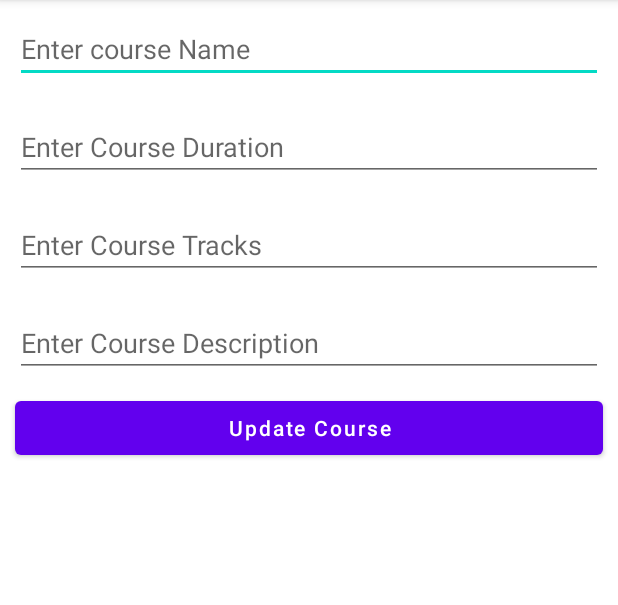
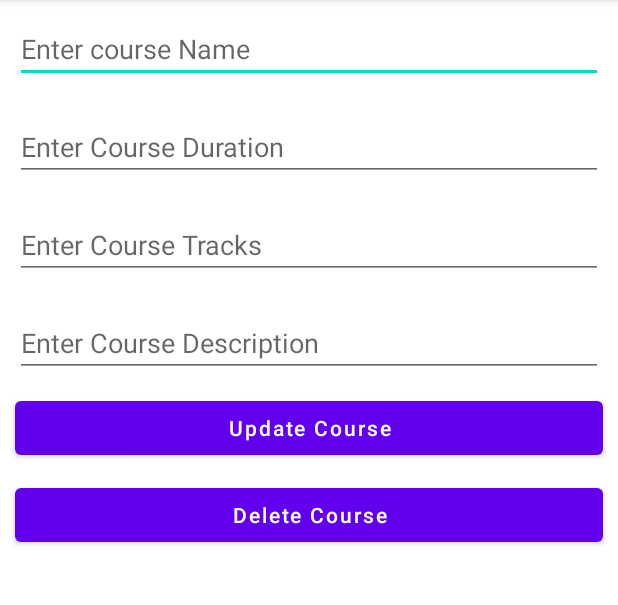
Before and after one commit to bxhuynh/CT312H-practice, an Android app: the UpdateCourseActivity screen opened directly, with no data from a screen before it, on a phone screen of 412 x 824 dp, the part 84-689 px from its top. Run offline under Robolectric (Android 15) with nearby library versions, the phone set to English and light mode, and no system bars.

Commit message:
lab 10: delete data

```diff
--- a/Lab9/app/src/main/java/com/example/lab9/UpdateCourseActivity.java
+++ b/Lab9/app/src/main/java/com/example/lab9/UpdateCourseActivity.java
@@ -12,7 +12,7 @@ import android.widget.Toast;
 public class UpdateCourseActivity extends AppCompatActivity {
     // variables for our edit text, button, strings and dbhandler class.
     private EditText courseNameEdt, courseTracksEdt, courseDurationEdt, courseDescriptionEdt;
-    private Button updateCourseBtn;
+    private Button updateCourseBtn, deleteCourseBtn;
     private DBHandler dbHandler;
     String courseName, courseDesc, courseDuration, courseTracks;
     @Override
@@ -26,6 +26,7 @@ public class UpdateCourseActivity extends AppCompatActivity {
         courseDurationEdt = findViewById(R.id.idEdtCourseDuration);
         courseDescriptionEdt = findViewById(R.id.idEdtCourseDescription);
         updateCourseBtn = findViewById(R.id.idBtnUpdateCourse);
+        deleteCourseBtn = findViewById(R.id.idBtnDelete);
 
         // on below line we are initialing our dbhandler class.
         dbHandler = new DBHandler(UpdateCourseActivity.this);
@@ -61,5 +62,18 @@ public class UpdateCourseActivity extends AppCompatActivity {
                 startActivity(i);
             }
         });
+
+
+        // adding on click listener for delete button to delete our course.
+        deleteCourseBtn.setOnClickListener(new View.OnClickListener() {
+            @Override
+            public void onClick(View v) {
+                // calling a method to delete our course.
+                dbHandler.deleteCourse(courseName);
+                Toast.makeText(UpdateCourseActivity.this, "Deleted the course", Toast.LENGTH_SHORT).show();
+                Intent i = new Intent(UpdateCourseActivity.this, MainActivity.class);
+                startActivity(i);
+            }
+        });
     }
 }
--- a/Lab9/app/src/main/res/layout/activity_update_course.xml
+++ b/Lab9/app/src/main/res/layout/activity_update_course.xml
@@ -61,4 +61,16 @@
         app:layout_constraintTop_toBottomOf="@+id/idEdtCourseDescription"
         tools:layout_editor_absoluteX="10dp" />
 
+
+    <!--button for deleting our course-->
+    <Button
+        android:id="@+id/idBtnDelete"
+        android:layout_width="match_parent"
+        android:layout_height="wrap_content"
+        android:layout_margin="10dp"
+        android:text="Delete Course"
+        android:textAllCaps="false"
+        app:layout_constraintTop_toBottomOf="@+id/idBtnUpdateCourse"
+        tools:layout_editor_absoluteX="10dp" />
+
 </androidx.constraintlayout.widget.ConstraintLayout>
```
Also changed, not shown: Lab9/app/src/main/java/com/example/lab9/DBHandler.java (+13 -0 lines).
